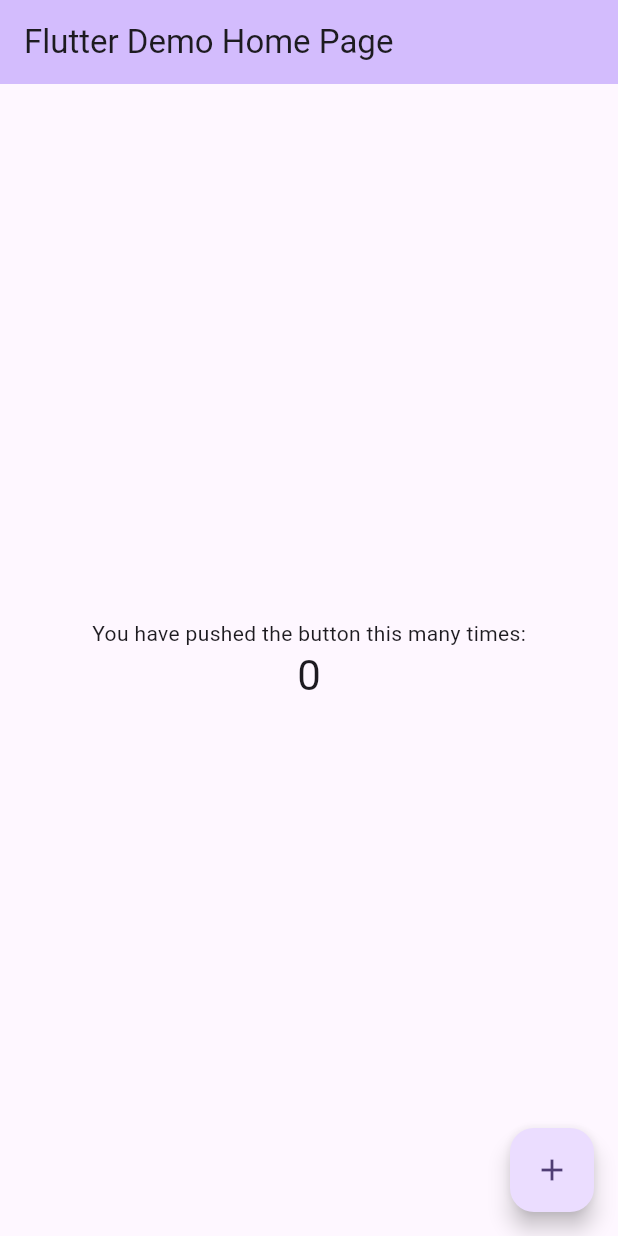
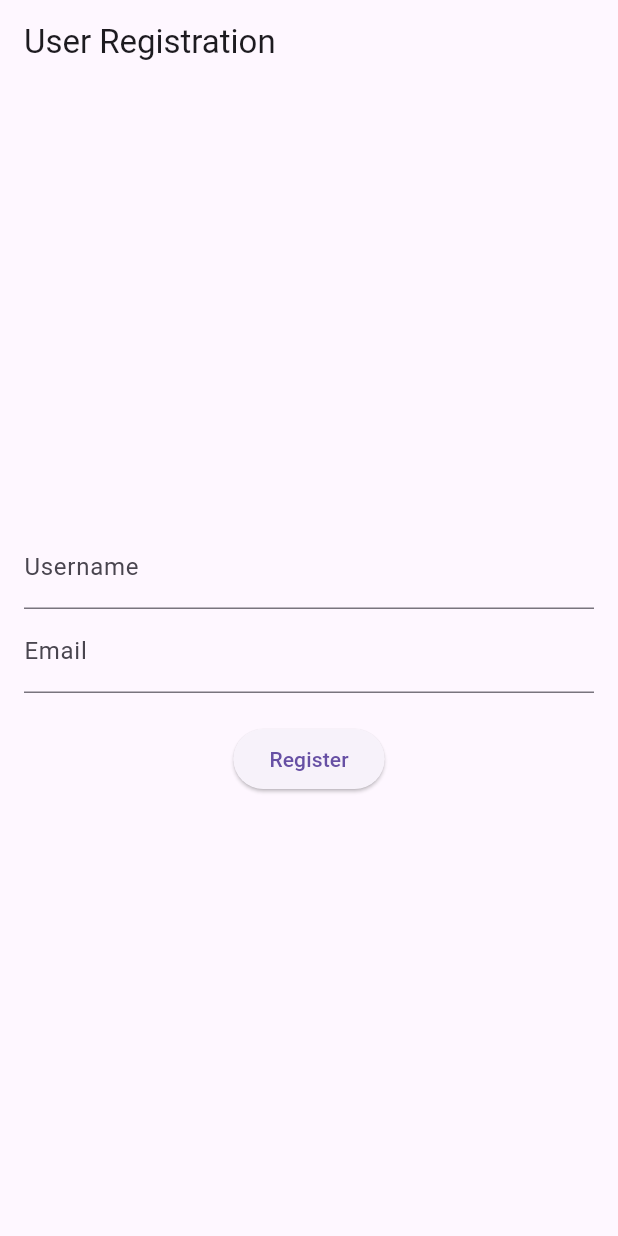
Before and after one commit to saskojakey/tripbuddy, a Flutter app: the screen it shows after launch, on a phone screen of 412 x 824 dp. Run offline on Flutter 3.47's test engine with Material 3 defaults, Android fonts, the phone set to English and light mode, and no system bars; our stand-ins replace cloud_firestore, firebase_auth, firebase_core, image_picker; accounts and stored records are empty.

Commit message:
domasno broj 2

```diff
--- /dev/null
+++ b/lib/auth_provider.dart
@@ -0,0 +1,19 @@
+import 'package:firebase_auth/firebase_auth.dart';
+
+class AuthProvider {
+  final FirebaseAuth _auth = FirebaseAuth.instance;
+
+  Future<User?> signInWithEmailAndPassword(
+      String email, String password) async {
+    try {
+      UserCredential result = await _auth.signInWithEmailAndPassword(
+        email: email,
+        password: password,
+      );
+      return result.user;
+    } catch (error) {
+      print(error.toString());
+      return null;
+    }
+  }
+}
--- a/lib/main.dart
+++ b/lib/main.dart
@@ -1,125 +1,86 @@
 import 'package:flutter/material.dart';
+import 'home_page.dart';
+import 'package:firebase_core/firebase_core.dart';
+import 'user.dart' as CustomUser;
 
-void main() {
-  runApp(const MyApp());
+void main() async {
+  WidgetsFlutterBinding.ensureInitialized();
+  await Firebase.initializeApp();
+
+  runApp(MyApp());
 }
 
 class MyApp extends StatelessWidget {
-  const MyApp({super.key});
-
-  // This widget is the root of your application.
   @override
   Widget build(BuildContext context) {
     return MaterialApp(
-      title: 'Flutter Demo',
-      theme: ThemeData(
-        // This is the theme of your application.
-        //
-        // TRY THIS: Try running your application with "flutter run". You'll see
-        // the application has a purple toolbar. Then, without quitting the app,
-        // try changing the seedColor in the colorScheme below to Colors.green
-        // and then invoke "hot reload" (save your changes or press the "hot
-        // reload" button in a Flutter-supported IDE, or press "r" if you used
-        // the command line to start the app).
-        //
-        // Notice that the counter didn't reset back to zero; the application
-        // state is not lost during the reload. To reset the state, use hot
-        // restart instead.
-        //
-        // This works for code too, not just values: Most code changes can be
-        // tested with just a hot reload.
-        colorScheme: ColorScheme.fromSeed(seedColor: Colors.deepPurple),
-        useMaterial3: true,
-      ),
-      home: const MyHomePage(title: 'Flutter Demo Home Page'),
+      home: MyHomePage(),
     );
   }
 }
 
 class MyHomePage extends StatefulWidget {
-  const MyHomePage({super.key, required this.title});
-
-  // This widget is the home page of your application. It is stateful, meaning
-  // that it has a State object (defined below) that contains fields that affect
-  // how it looks.
-
-  // This class is the configuration for the state. It holds the values (in this
-  // case the title) provided by the parent (in this case the App widget) and
-  // used by the build method of the State. Fields in a Widget subclass are
-  // always marked "final".
-
-  final String title;
-
   @override
-  State<MyHomePage> createState() => _MyHomePageState();
+  _MyHomePageState createState() => _MyHomePageState();
 }
 
 class _MyHomePageState extends State<MyHomePage> {
-  int _counter = 0;
+  TextEditingController usernameController = TextEditingController();
+  TextEditingController emailController = TextEditingController();
 
-  void _incrementCounter() {
+  List<CustomUser.User> users = [];
+
+  void registerUser() {
     setState(() {
-      // This call to setState tells the Flutter framework that something has
-      // changed in this State, which causes it to rerun the build method below
-      // so that the display can reflect the updated values. If we changed
-      // _counter without calling setState(), then the build method would not be
-      // called again, and so nothing would appear to happen.
-      _counter++;
+      String username = usernameController.text;
+      String email = emailController.text;
+
+      if (username.isNotEmpty && email.isNotEmpty) {
+        CustomUser.User newUser =
+            CustomUser.User(username: username, email: email);
+        users.add(newUser);
+
+        usernameController.clear();
+        emailController.clear();
+
+        // Navigate to the home page after registration
+        Navigator.push(
+          context,
+          MaterialPageRoute(
+            builder: (context) => HomePage(username: username, email: email),
+          ),
+        );
+      }
     });
   }
 
   @override
   Widget build(BuildContext context) {
-    // This method is rerun every time setState is called, for instance as done
-    // by the _incrementCounter method above.
-    //
-    // The Flutter framework has been optimized to make rerunning build methods
-    // fast, so that you can just rebuild anything that needs updating rather
-    // than having to individually change instances of widgets.
     return Scaffold(
       appBar: AppBar(
-        // TRY THIS: Try changing the color here to a specific color (to
-        // Colors.amber, perhaps?) and trigger a hot reload to see the AppBar
-        // change color while the other colors stay the same.
-        backgroundColor: Theme.of(context).colorScheme.inversePrimary,
-        // Here we take the value from the MyHomePage object that was created by
-        // the App.build method, and use it to set our appbar title.
-        title: Text(widget.title),
+        title: Text('User Registration'),
       ),
-      body: Center(
-        // Center is a layout widget. It takes a single child and positions it
-        // in the middle of the parent.
+      body: Padding(
+        padding: const EdgeInsets.all(16.0),
         child: Column(
-          // Column is also a layout widget. It takes a list of children and
-          // arranges them vertically. By default, it sizes itself to fit its
-          // children horizontally, and tries to be as tall as its parent.
-          //
-          // Column has various properties to control how it sizes itself and
-          // how it positions its children. Here we use mainAxisAlignment to
-          // center the children vertically; the main axis here is the vertical
-          // axis because Columns are vertical (the cross axis would be
-          // horizontal).
-          //
-          // TRY THIS: Invoke "debug painting" (choose the "Toggle Debug Paint"
-          // action in the IDE, or press "p" in the console), to see the
-          // wireframe for each widget.
           mainAxisAlignment: MainAxisAlignment.center,
-          children: <Widget>[
-            const Text(
-              'You have pushed the button this many times:',
+          children: [
+            TextField(
+              controller: usernameController,
+              decoration: InputDecoration(labelText: 'Username'),
             ),
-            Text(
-              '$_counter',
-              style: Theme.of(context).textTheme.headlineMedium,
+            TextField(
+              controller: emailController,
+              decoration: InputDecoration(labelText: 'Email'),
+            ),
+            SizedBox(height: 20),
+            ElevatedButton(
+              onPressed: registerUser,
+              child: Text('Register'),
             ),
           ],
         ),
       ),
-      floatingActionButton: FloatingActionButton(
-        onPressed: _incrementCounter,
-        tooltip: 'Increment',
-        child: const Icon(Icons.add),
-      ), // This trailing comma makes auto-formatting nicer for build methods.
     );
   }
 }
--- /dev/null
+++ b/lib/post.dart
@@ -0,0 +1,6 @@
+class Post {
+  String postName;
+  String? imagePath;
+
+  Post({required this.postName, this.imagePath});
+}
--- /dev/null
+++ b/lib/user.dart
@@ -0,0 +1,6 @@
+class User {
+  final String username;
+  final String email;
+
+  User({required this.username, required this.email});
+}
--- /dev/null
+++ b/lib/user_service.dart
@@ -0,0 +1,19 @@
+import 'package:cloud_firestore/cloud_firestore.dart';
+
+class UserService {
+  final CollectionReference usersCollection =
+      FirebaseFirestore.instance.collection('users');
+
+  Future<void> addUser(String uid, String email, String username) async {
+    return usersCollection.doc(uid).set({
+      'uid': uid,
+      'email': email,
+      'username': username,
+    });
+  }
+
+  Future<Map<String, dynamic>?> getUser(String uid) async {
+    DocumentSnapshot snapshot = await usersCollection.doc(uid).get();
+    return snapshot.data() as Map<String, dynamic>?;
+  }
+}
```
Also changed, not shown: lib/auth_service.dart (added, +52 -0 lines), lib/feed_page.dart (added, +212 -0 lines), lib/home_page.dart (added, +39 -0 lines), pubspec.yaml (+7 -0 lines), pubspec.lock, 5 other files.
